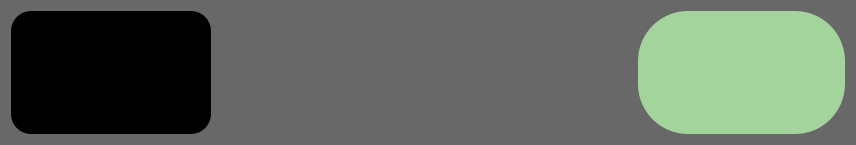
alexshapran-as/TotpAuthy, file TotpAuthy/accountitem.ui: the form before one commit.
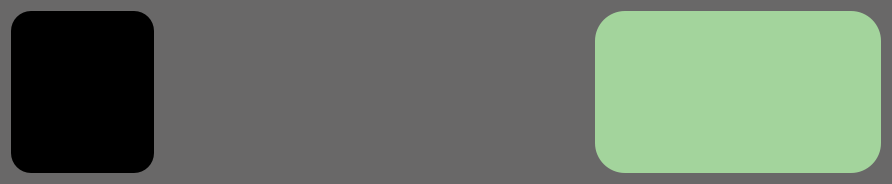
The form after the commit. Icons and pictures are not drawn.

The edit to the form file:
```diff
--- a/TotpAuthy/accountitem.ui
+++ b/TotpAuthy/accountitem.ui
@@ -6,8 +6,8 @@
    <rect>
     <x>0</x>
     <y>0</y>
-    <width>856</width>
-    <height>145</height>
+    <width>892</width>
+    <height>184</height>
    </rect>
   </property>
   <property name="windowTitle">
@@ -22,6 +22,37 @@
 }</string>
   </property>
   <layout class="QGridLayout" name="gridLayout">
+   <item row="0" column="3">
+    <widget class="QPushButton" name="refreshTOTPKeyPushButton">
+     <property name="sizePolicy">
+      <sizepolicy hsizetype="Preferred" vsizetype="Preferred">
+       <horstretch>2</horstretch>
+       <verstretch>4</verstretch>
+      </sizepolicy>
+     </property>
+     <property name="font">
+      <font>
+       <pointsize>1</pointsize>
+      </font>
+     </property>
+     <property name="styleSheet">
+      <string notr="true">QPushButton#refreshTOTPKeyPushButton
+{
+image: url(:/icons/icons/refresh.png);
+padding-top: 15px;
+padding-bottom: 15px;
+padding-right: 15px;
+padding-left: 15px;
+background-color: rgb(163, 212, 156);
+border-radius: 30px; 
+border: 0px;
+}</string>
+     </property>
+     <property name="text">
+      <string/>
+     </property>
+    </widget>
+   </item>
    <item row="0" column="1">
     <spacer name="horizontalSpacer">
      <property name="orientation">
@@ -35,42 +66,6 @@
      </property>
     </spacer>
    </item>
-   <item row="0" column="2">
-    <widget class="QLabel" name="accountTOTPKeyLabel">
-     <property name="sizePolicy">
-      <sizepolicy hsizetype="Preferred" vsizetype="Preferred">
-       <horstretch>2</horstretch>
-       <verstretch>0</verstretch>
-      </sizepolicy>
-     </property>
-     <property name="palette">
-      <palette>
-       <active/>
-       <inactive/>
-       <disabled/>
-      </palette>
-     </property>
-     <property name="font">
-      <font>
-       <pointsize>16</pointsize>
-       <weight>75</weight>
-       <italic>false</italic>
-       <bold>true</bold>
-      </font>
-     </property>
-     <property name="styleSheet">
-      <string notr="true">QLabel#accountTOTPKeyLabel 
-{
-font: bold 16pt;
-font-size: 16pt;
-
-}</string>
-     </property>
-     <property name="text">
-      <string/>
-     </property>
-    </widget>
-   </item>
    <item row="0" column="0">
     <widget class="QLabel" name="label">
      <property name="sizePolicy">
@@ -130,25 +125,228 @@
      </property>
     </widget>
    </item>
-   <item row="0" column="3">
-    <widget class="QPushButton" name="refreshTOTPKeyPushButton">
+   <item row="0" column="2">
+    <widget class="QLabel" name="accountTOTPKeyLabel">
      <property name="sizePolicy">
       <sizepolicy hsizetype="Preferred" vsizetype="Preferred">
-       <horstretch>1</horstretch>
-       <verstretch>4</verstretch>
+       <horstretch>3</horstretch>
+       <verstretch>0</verstretch>
       </sizepolicy>
      </property>
+     <property name="palette">
+      <palette>
+       <active>
+        <colorrole role="WindowText">
+         <brush brushstyle="SolidPattern">
+          <color alpha="255">
+           <red>255</red>
+           <green>255</green>
+           <blue>255</blue>
+          </color>
+         </brush>
+        </colorrole>
+        <colorrole role="Text">
+         <brush brushstyle="SolidPattern">
+          <color alpha="255">
+           <red>255</red>
+           <green>255</green>
+           <blue>255</blue>
+          </color>
+         </brush>
+        </colorrole>
+        <colorrole role="ButtonText">
+         <brush brushstyle="SolidPattern">
+          <color alpha="255">
+           <red>255</red>
+           <green>255</green>
+           <blue>255</blue>
+          </color>
+         </brush>
+        </colorrole>
+        <colorrole role="Highlight">
+         <brush brushstyle="SolidPattern">
+          <color alpha="255">
+           <red>54</red>
+           <green>57</green>
+           <blue>62</blue>
+          </color>
+         </brush>
+        </colorrole>
+        <colorrole role="Link">
+         <brush brushstyle="SolidPattern">
+          <color alpha="255">
+           <red>54</red>
+           <green>57</green>
+           <blue>62</blue>
+          </color>
+         </brush>
+        </colorrole>
+        <colorrole role="ToolTipText">
+         <brush brushstyle="SolidPattern">
+          <color alpha="255">
+           <red>255</red>
+           <green>255</green>
+           <blue>255</blue>
+          </color>
+         </brush>
+        </colorrole>
+        <colorrole role="PlaceholderText">
+         <brush brushstyle="SolidPattern">
+          <color alpha="128">
+           <red>255</red>
+           <green>255</green>
+           <blue>255</blue>
+          </color>
+         </brush>
+        </colorrole>
+       </active>
+       <inactive>
+        <colorrole role="WindowText">
+         <brush brushstyle="SolidPattern">
+          <color alpha="255">
+           <red>255</red>
+           <green>255</green>
+           <blue>255</blue>
+          </color>
+         </brush>
+        </colorrole>
+        <colorrole role="Text">
+         <brush brushstyle="SolidPattern">
+          <color alpha="255">
+           <red>255</red>
+           <green>255</green>
+           <blue>255</blue>
+          </color>
+         </brush>
+        </colorrole>
+        <colorrole role="ButtonText">
+         <brush brushstyle="SolidPattern">
+          <color alpha="255">
+           <red>255</red>
+           <green>255</green>
+           <blue>255</blue>
+          </color>
+         </brush>
+        </colorrole>
+        <colorrole role="Highlight">
+         <brush brushstyle="SolidPattern">
+          <color alpha="255">
+           <red>54</red>
+           <green>57</green>
+           <blue>62</blue>
+          </color>
+         </brush>
+        </colorrole>
+        <colorrole role="Link">
+         <brush brushstyle="SolidPattern">
+          <color alpha="255">
+           <red>54</red>
+           <green>57</green>
+           <blue>62</blue>
+          </color>
+         </brush>
+        </colorrole>
+        <colorrole role="ToolTipText">
+         <brush brushstyle="SolidPattern">
+          <color alpha="255">
+           <red>255</red>
+           <green>255</green>
+           <blue>255</blue>
+          </color>
+         </brush>
+        </colorrole>
+        <colorrole role="PlaceholderText">
+         <brush brushstyle="SolidPattern">
+          <color alpha="128">
+           <red>255</red>
+           <green>255</green>
+           <blue>255</blue>
+          </color>
+         </brush>
+        </colorrole>
+       </inactive>
+       <disabled>
+        <colorrole role="WindowText">
+         <brush brushstyle="SolidPattern">
+          <color alpha="255">
+           <red>120</red>
+           <green>120</green>
+           <blue>120</blue>
+          </color>
+         </brush>
+        </colorrole>
+        <colorrole role="Text">
+         <brush brushstyle="SolidPattern">
+          <color alpha="255">
+           <red>120</red>
+           <green>120</green>
+           <blue>120</blue>
+          </color>
+         </brush>
+        </colorrole>
+        <colorrole role="ButtonText">
+         <brush brushstyle="SolidPattern">
+          <color alpha="255">
+           <red>120</red>
+           <green>120</green>
+           <blue>120</blue>
+          </color>
+         </brush>
+        </colorrole>
+        <colorrole role="Highlight">
+         <brush brushstyle="SolidPattern">
+          <color alpha="255">
+           <red>51</red>
+           <green>153</green>
+           <blue>255</blue>
+          </color>
+         </brush>
+        </colorrole>
+        <colorrole role="Link">
+         <brush brushstyle="SolidPattern">
+          <color alpha="255">
+           <red>54</red>
+           <green>57</green>
+           <blue>62</blue>
+          </color>
+         </brush>
+        </colorrole>
+        <colorrole role="ToolTipText">
+         <brush brushstyle="SolidPattern">
+          <color alpha="255">
+           <red>255</red>
+           <green>255</green>
+           <blue>255</blue>
+          </color>
+         </brush>
+        </colorrole>
+        <colorrole role="PlaceholderText">
+         <brush brushstyle="SolidPattern">
+          <color alpha="128">
+           <red>0</red>
+           <green>0</green>
+           <blue>0</blue>
+          </color>
+         </brush>
+        </colorrole>
+       </disabled>
+      </palette>
+     </property>
+     <property name="font">
+      <font>
+       <family>Nirmala UI</family>
+       <pointsize>16</pointsize>
+       <weight>75</weight>
+       <italic>false</italic>
+       <bold>true</bold>
+      </font>
+     </property>
      <property name="styleSheet">
-      <string notr="true">QPushButton#refreshTOTPKeyPushButton
+      <string notr="true">QLabel#accountTOTPKeyLabel 
 {
-image: url(:/icons/icons/refresh.png);
-padding-top: 15px;
-padding-bottom: 15px;
-padding-right: 15px;
-padding-left: 15px;
-background-color: rgb(163, 212, 156);
-border-radius: 50px; 
-border: 0px;
+font: bold 16pt;
+font-size: 16pt;
+
 }</string>
      </property>
      <property name="text">
```
